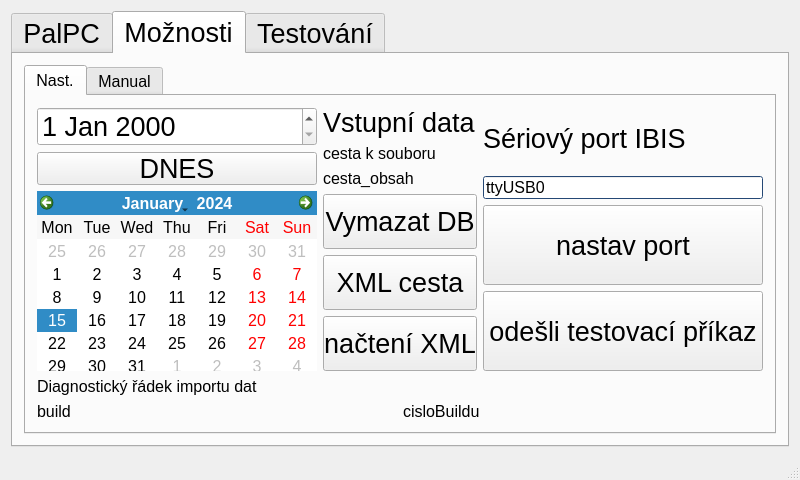
The window that mainwindow.ui (frutabruta/VDV301tester) describes before a commit, drawn with Qt 5.
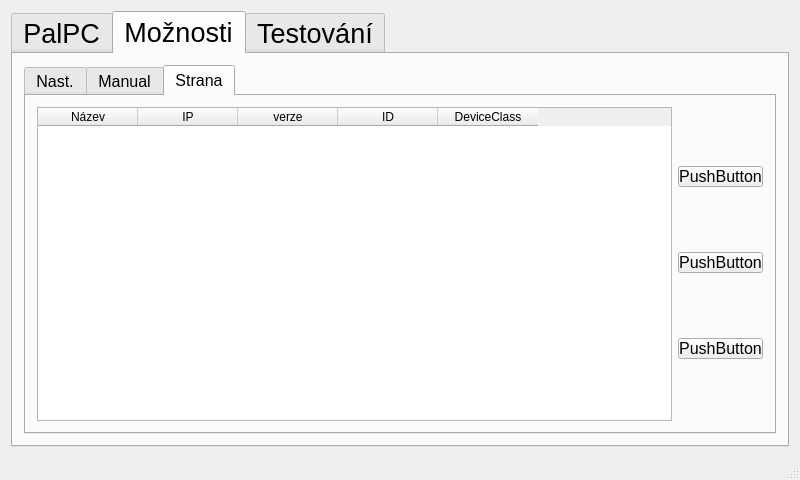
The same window after the commit. The open tabs and pages were chosen to show the change.

```diff
--- a/mainwindow.ui
+++ b/mainwindow.ui
@@ -24,8 +24,8 @@
   </property>
   <property name="maximumSize">
    <size>
-    <width>800</width>
-    <height>538</height>
+    <width>2000</width>
+    <height>2000</height>
    </size>
   </property>
   <property name="windowTitle">
@@ -2541,7 +2541,7 @@
                   <item>
                    <widget class="QCalendarWidget" name="calendarWidget">
                     <property name="sizePolicy">
-                     <sizepolicy hsizetype="Fixed" vsizetype="Expanding">
+                     <sizepolicy hsizetype="Expanding" vsizetype="Expanding">
                       <horstretch>0</horstretch>
                       <verstretch>0</verstretch>
                      </sizepolicy>
@@ -2689,6 +2689,12 @@
                  <layout class="QVBoxLayout" name="verticalLayoutseriovyPort">
                   <item>
                    <widget class="QLabel" name="label_7">
+                    <property name="sizePolicy">
+                     <sizepolicy hsizetype="Maximum" vsizetype="Preferred">
+                      <horstretch>0</horstretch>
+                      <verstretch>0</verstretch>
+                     </sizepolicy>
+                    </property>
                     <property name="font">
                      <font>
                       <pointsize>20</pointsize>
@@ -2701,6 +2707,12 @@
                   </item>
                   <item>
                    <widget class="QLineEdit" name="lineEdit_jmenoPortu">
+                    <property name="sizePolicy">
+                     <sizepolicy hsizetype="Maximum" vsizetype="Fixed">
+                      <horstretch>0</horstretch>
+                      <verstretch>0</verstretch>
+                     </sizepolicy>
+                    </property>
                     <property name="palette">
                      <palette>
                       <active>
@@ -2799,6 +2811,12 @@
                   </item>
                   <item>
                    <widget class="QPushButton" name="pushButton_nast_nastavPort">
+                    <property name="sizePolicy">
+                     <sizepolicy hsizetype="Minimum" vsizetype="Fixed">
+                      <horstretch>0</horstretch>
+                      <verstretch>0</verstretch>
+                     </sizepolicy>
+                    </property>
                     <property name="minimumSize">
                      <size>
                       <width>0</width>
@@ -2817,6 +2835,12 @@
                   </item>
                   <item>
                    <widget class="QPushButton" name="pushButton_nast_odesliPrikaz">
+                    <property name="sizePolicy">
+                     <sizepolicy hsizetype="Minimum" vsizetype="Fixed">
+                      <horstretch>0</horstretch>
+                      <verstretch>0</verstretch>
+                     </sizepolicy>
+                    </property>
                     <property name="minimumSize">
                      <size>
                       <width>0</width>
@@ -2829,7 +2853,8 @@
                      </font>
                     </property>
                     <property name="text">
-                     <string>odešli testovací příkaz</string>
+                     <string>odešli
+ testovací příkaz</string>
                     </property>
                    </widget>
                   </item>
@@ -3303,6 +3328,67 @@
             </item>
            </layout>
           </widget>
+          <widget class="QWidget" name="tab">
+           <attribute name="title">
+            <string>Strana</string>
+           </attribute>
+           <layout class="QHBoxLayout" name="horizontalLayout">
+            <item>
+             <widget class="QTableWidget" name="tableWidget_seznamZarizeni">
+              <column>
+               <property name="text">
+                <string>Název</string>
+               </property>
+              </column>
+              <column>
+               <property name="text">
+                <string>IP</string>
+               </property>
+              </column>
+              <column>
+               <property name="text">
+                <string>verze</string>
+               </property>
+              </column>
+              <column>
+               <property name="text">
+                <string>ID</string>
+               </property>
+              </column>
+              <column>
+               <property name="text">
+                <string>DeviceClass</string>
+               </property>
+              </column>
+             </widget>
+            </item>
+            <item>
+             <layout class="QVBoxLayout" name="verticalLayout">
+              <item>
+               <widget class="QPushButton" name="pushButton">
+                <property name="text">
+                 <string>PushButton</string>
+                </property>
+               </widget>
+              </item>
+              <item>
+               <widget class="QPushButton" name="pushButton_2">
+                <property name="text">
+                 <string>PushButton</string>
+                </property>
+               </widget>
+              </item>
+              <item>
+               <widget class="QPushButton" name="pushButton_3">
+                <property name="text">
+                 <string>PushButton</string>
+                </property>
+               </widget>
+              </item>
+             </layout>
+            </item>
+           </layout>
+          </widget>
          </widget>
         </item>
        </layout>
```
Left out of the diff: 4 changed lines with no effect on the pictures.
